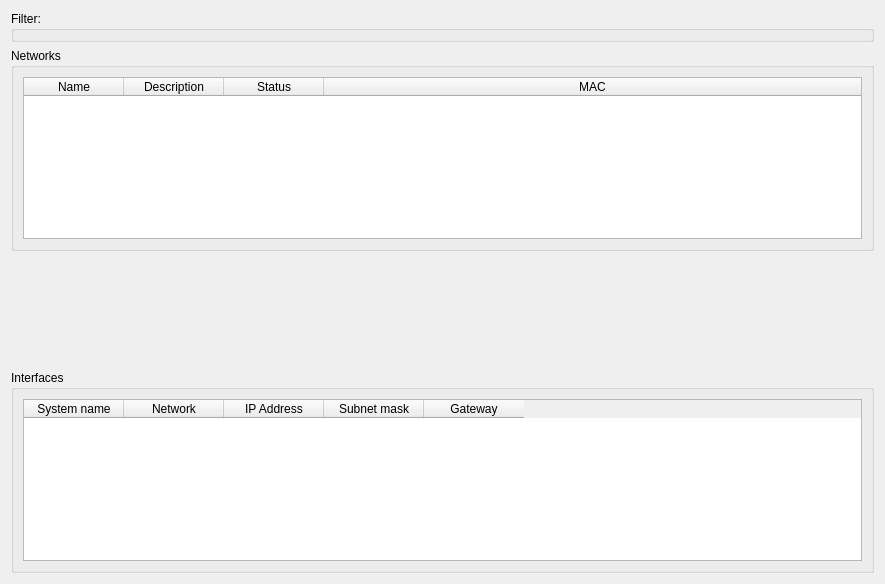
First picture: the form in src/plugin/network/network.ui, repository mhatina/openlmi_gui, before the edit.
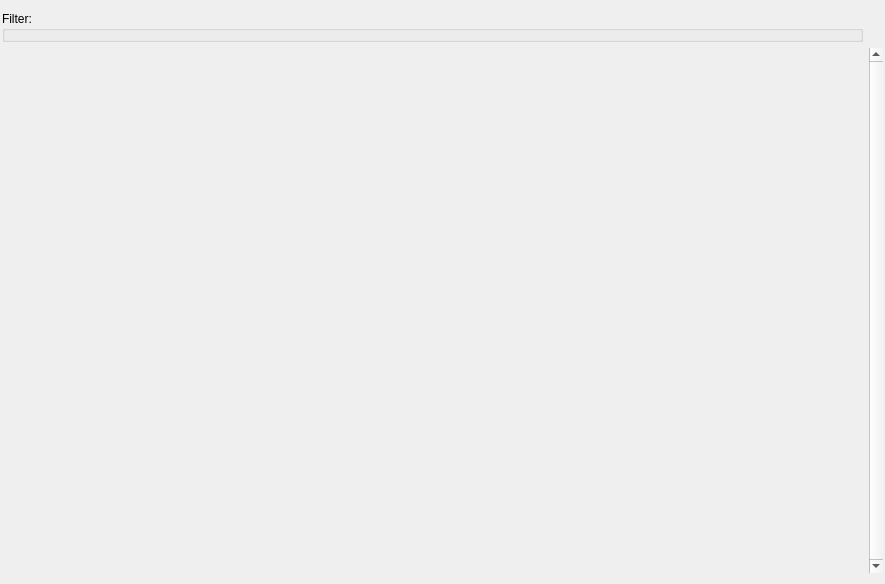
Second picture: the form after the edit.

Commit message: few fixes; added NetworkPageWidget; modified network tab

Patch:
```diff
--- a/src/plugin/network/network.ui
+++ b/src/plugin/network/network.ui
@@ -14,6 +14,12 @@
    <string>Form</string>
   </property>
   <layout class="QGridLayout" name="gridLayout_2">
+   <property name="leftMargin">
+    <number>2</number>
+   </property>
+   <property name="rightMargin">
+    <number>2</number>
+   </property>
    <item row="0" column="0">
     <widget class="QGroupBox" name="filter_box">
      <property name="title">
@@ -36,123 +42,38 @@
     </widget>
    </item>
    <item row="1" column="0">
-    <widget class="QGroupBox" name="networks_box">
-     <property name="sizePolicy">
-      <sizepolicy hsizetype="Expanding" vsizetype="Expanding">
-       <horstretch>0</horstretch>
-       <verstretch>0</verstretch>
-      </sizepolicy>
+    <widget class="QStackedWidget" name="network_widgets">
+     <property name="currentIndex">
+      <number>-1</number>
      </property>
-     <property name="title">
-      <string>Networks</string>
-     </property>
-     <layout class="QGridLayout" name="gridLayout_3">
-      <item row="0" column="0">
-       <widget class="QTableWidget" name="networks_table">
-        <property name="alternatingRowColors">
-         <bool>true</bool>
-        </property>
-        <property name="selectionBehavior">
-         <enum>QAbstractItemView::SelectRows</enum>
-        </property>
-        <attribute name="horizontalHeaderCascadingSectionResizes">
-         <bool>false</bool>
-        </attribute>
-        <attribute name="horizontalHeaderStretchLastSection">
-         <bool>true</bool>
-        </attribute>
-        <attribute name="verticalHeaderVisible">
-         <bool>false</bool>
-        </attribute>
-        <column>
-         <property name="text">
-          <string>Name</string>
-         </property>
-        </column>
-        <column>
-         <property name="text">
-          <string>Description</string>
-         </property>
-        </column>
-        <column>
-         <property name="text">
-          <string>Status</string>
-         </property>
-        </column>
-        <column>
-         <property name="text">
-          <string>MAC</string>
-         </property>
-        </column>
-       </widget>
-      </item>
-     </layout>
     </widget>
    </item>
-   <item row="2" column="0">
-    <spacer name="verticalSpacer">
+   <item row="1" column="1">
+    <widget class="QScrollBar" name="scroll_bar">
+     <property name="minimum">
+      <number>0</number>
+     </property>
+     <property name="maximum">
+      <number>0</number>
+     </property>
+     <property name="pageStep">
+      <number>1</number>
+     </property>
+     <property name="value">
+      <number>0</number>
+     </property>
+     <property name="tracking">
+      <bool>true</bool>
+     </property>
      <property name="orientation">
       <enum>Qt::Vertical</enum>
      </property>
-     <property name="sizeHint" stdset="0">
-      <size>
-       <width>20</width>
-       <height>144</height>
-      </size>
+     <property name="invertedAppearance">
+      <bool>false</bool>
      </property>
-    </spacer>
-   </item>
-   <item row="3" column="0">
-    <widget class="QGroupBox" name="interfaces_box">
-     <property name="sizePolicy">
-      <sizepolicy hsizetype="Expanding" vsizetype="Expanding">
-       <horstretch>0</horstretch>
-       <verstretch>0</verstretch>
-      </sizepolicy>
+     <property name="invertedControls">
+      <bool>true</bool>
      </property>
-     <property name="title">
-      <string>Interfaces</string>
-     </property>
-     <layout class="QGridLayout" name="gridLayout_4">
-      <item row="0" column="0">
-       <widget class="QTableWidget" name="interfaces_table">
-        <property name="alternatingRowColors">
-         <bool>true</bool>
-        </property>
-        <property name="selectionBehavior">
-         <enum>QAbstractItemView::SelectRows</enum>
-        </property>
-        <attribute name="verticalHeaderVisible">
-         <bool>false</bool>
-        </attribute>
-        <column>
-         <property name="text">
-          <string>System name</string>
-         </property>
-        </column>
-        <column>
-         <property name="text">
-          <string>Network</string>
-         </property>
-        </column>
-        <column>
-         <property name="text">
-          <string>IP Address</string>
-         </property>
-        </column>
-        <column>
-         <property name="text">
-          <string>Subnet mask</string>
-         </property>
-        </column>
-        <column>
-         <property name="text">
-          <string>Gateway</string>
-         </property>
-        </column>
-       </widget>
-      </item>
-     </layout>
     </widget>
    </item>
   </layout>
```
The commit also changes 20 other files.
